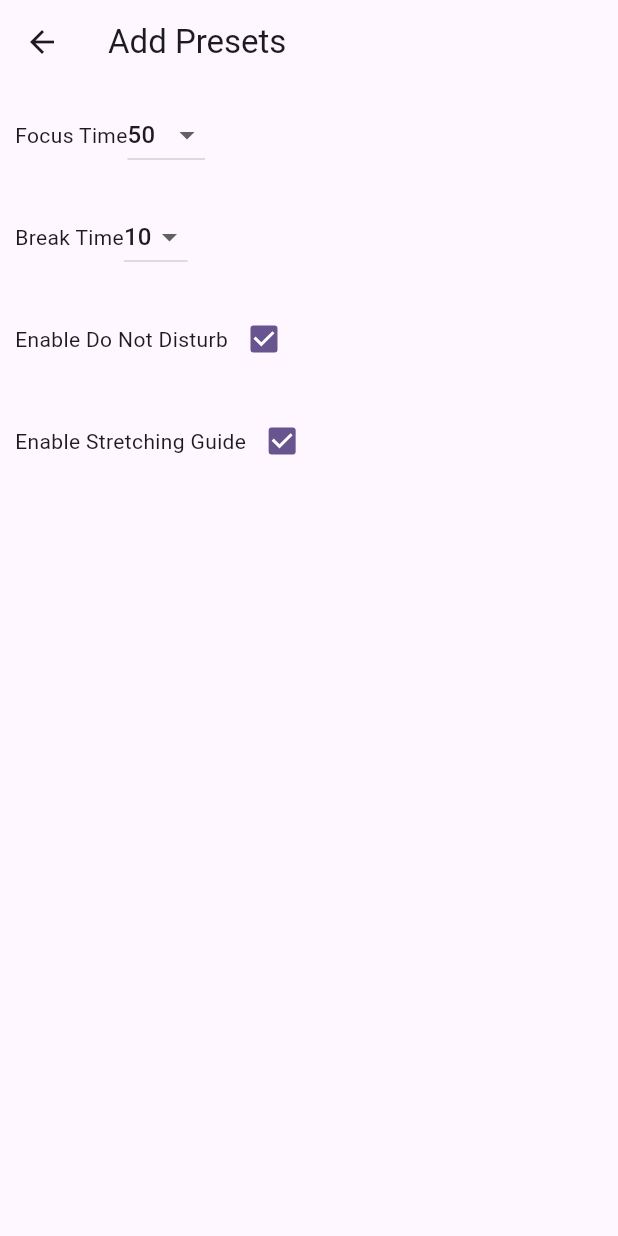
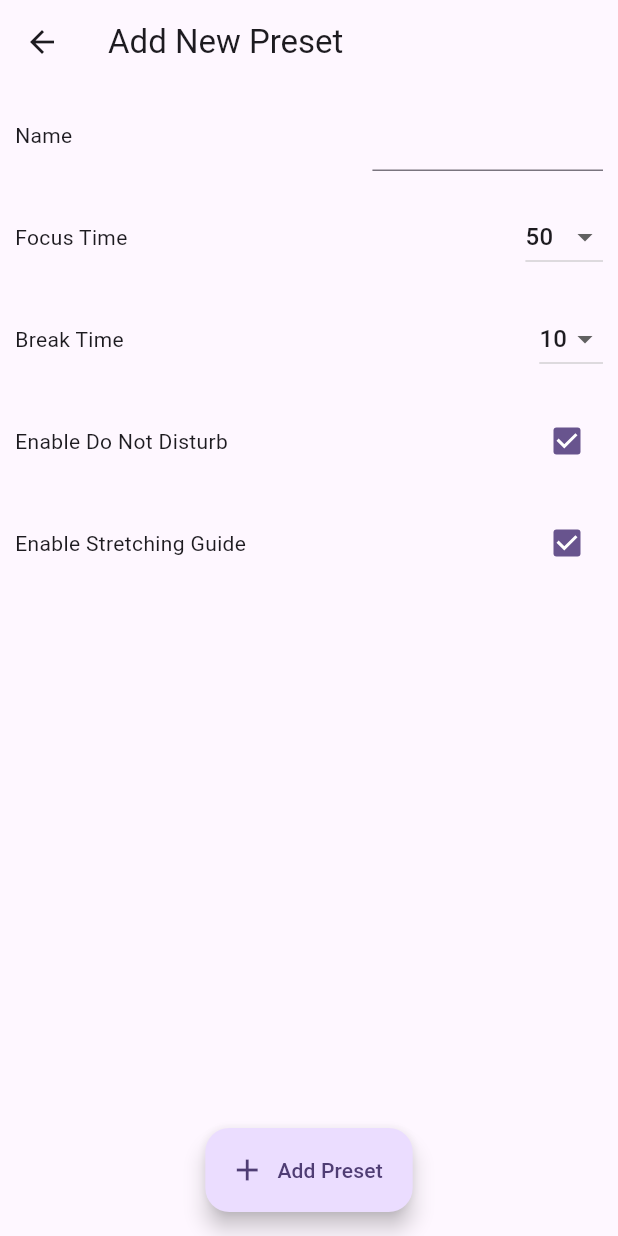
Before and after one commit to minjungw00/cau_mobile_computing, a Flutter app: the AddPresetPage screen opened directly, on a phone screen of 412 x 824 dp. Run offline on Flutter 3.47's test engine with Material 2 defaults, Android fonts, the phone set to English and light mode, and no system bars.

Commit message:
Implementation of saving presets

```diff
--- a/lib/providers/preset.dart
+++ b/lib/providers/preset.dart
@@ -1,66 +1,58 @@
 import 'dart:convert';
+import 'dart:io';
 import 'package:flutter/material.dart';
-import 'package:flutter/services.dart';
+import 'package:path_provider/path_provider.dart';
 
-class Preset {
-  int? id = 0;
-  String? name;
-  int? focusTime = 50;
-  int? breakTime = 10;
-  bool? doNotDisturb = true;
-  bool? getGuide = true;
+class PresetsProvider with ChangeNotifier {
+  int currentID = 0;
+  List<dynamic> _presets = [];
+  List<dynamic> get presets => _presets;
 
-  Preset(
-      {this.id,
-      this.name,
-      this.focusTime,
-      this.breakTime,
-      this.doNotDisturb,
-      this.getGuide});
-
-  Preset.origin() {
-    id = 0;
-    name = "Preset $id";
-    focusTime = 50;
-    breakTime = 10;
-    doNotDisturb = true;
-    getGuide = true;
+  PresetsProvider() {
+    readJson().then((data) {
+      _presets = data;
+      notifyListeners();
+    });
   }
 
-  factory Preset.fromJson(Map<String, dynamic> json) => Preset(
-      id: json["id"],
-      name: json["name"],
-      focusTime: json['focusTime'],
-      breakTime: json['breakTime'],
-      doNotDisturb: json['doNotDisturb'],
-      getGuide: json['getGuide']);
-
-  Map<String, dynamic> toJson() => {
-        'name': name,
-        'focusTime': focusTime,
-        'breakTime': breakTime,
-        'doNotDisturb': doNotDisturb,
-        'getGuide': getGuide
-      };
-}
-
-class PresetList with ChangeNotifier {
-  final List<Preset>? presets;
-  PresetList({this.presets});
-
-  factory PresetList.fromJson(String jsonString) {
-    List<dynamic> listFromJson = json.decode(jsonString);
-    List<Preset> presets = <Preset>[];
-
-    presets = listFromJson.map((preset) => Preset.fromJson(preset)).toList();
-    return PresetList(presets: presets);
+  Future<List<dynamic>> readJson() async {
+    try {
+      final file = await _localFile;
+      String contents = await file.readAsString();
+      return jsonDecode(contents);
+    } catch (e) {
+      return [];
+    }
   }
 
-  Future<void> getPreset() async {
-    final routeFromJsonFile =
-        await rootBundle.loadString('assets/json/presets.json');
-    List placeList =
-        PresetList.fromJson(routeFromJsonFile).presets ?? <Preset>[];
+  Future<void> writeJson(List<dynamic> presets) async {
+    final file = await _localFile;
+
+    await file.writeAsString(jsonEncode(presets));
+    _presets = presets;
     notifyListeners();
   }
+
+  Future<String> get _localPath async {
+    final directory = await getApplicationDocumentsDirectory();
+
+    return directory.path;
+  }
+
+  Future<File> get _localFile async {
+    final path = await _localPath;
+    return File('$path/data.json');
+  }
+
+  void savePreset(Map<String, dynamic> preset) {
+    _presets.add(preset);
+    notifyListeners();
+  }
+
+  void deletePreset(int id) {
+    _presets.removeWhere((item) => item['id'] == id);
+    notifyListeners();
+  }
+
+  void updateJson() {}
 }
--- a/lib/widgets/preset_page.dart
+++ b/lib/widgets/preset_page.dart
@@ -1,5 +1,6 @@
 import 'package:cau_mobile_computing/providers/preset.dart';
 import 'package:flutter/material.dart';
+import 'package:provider/provider.dart';
 
 class PresetPage extends StatefulWidget {
   const PresetPage({Key? key}) : super(key: key);
@@ -9,16 +10,49 @@ class PresetPage extends StatefulWidget {
 }
 
 class _PresetPage extends State<PresetPage> {
+  late PresetsProvider _presetsProvider;
+
+  List<Widget> presetList() {
+    List<Widget> childs = [];
+    for (Map<String, dynamic> preset in _presetsProvider.presets) {
+      childs.add(InkWell(
+        onTap: () {},
+        child: Column(
+          children: [
+            Container(
+              padding: const EdgeInsets.all(5.0),
+              child: Text(preset['name']),
+            ),
+            Column(
+              children: [
+                Text('Focus Time : ${preset['focusTime']}'),
+                Text('Break Time : ${preset['breakTime']}'),
+                Text(
+                    'Do Not Disturb : ${preset['doNotDisturb'] ? 'ON' : 'OFF'}'),
+                Text('Focus Time : ${preset['getGuide'] ? 'ON' : 'OFF'}'),
+              ],
+            ),
+          ],
+        ),
+      ));
+    }
+    return childs;
+  }
+
   @override
   Widget build(BuildContext context) {
+    _presetsProvider = Provider.of<PresetsProvider>(context);
     return Scaffold(
       appBar: AppBar(
         title: const Text('Presets'),
       ),
+      body: ListView(
+        children: presetList(),
+      ),
       floatingActionButton: FloatingActionButton.extended(
         icon: const Icon(Icons.add),
-        label: const Text('Add Preset'),
-        tooltip: 'Add Preset',
+        label: const Text('Add New Preset'),
+        tooltip: 'Add New Preset',
         onPressed: () {
           Navigator.push(
             context,
@@ -26,6 +60,7 @@ class _PresetPage extends State<PresetPage> {
           );
         },
       ),
+      floatingActionButtonLocation: FloatingActionButtonLocation.centerFloat,
     );
   }
 }
@@ -40,87 +75,135 @@ class AddPresetPage extends StatefulWidget {
 class _AddPressPageState extends State<AddPresetPage> {
   final focusTimeList = [5, 10, 15, 20, 25, 30, 40, 50, 60, 90, 120];
   final breakTimeList = [5, 10, 15, 20, 25, 30];
-  Preset preset = Preset.origin();
+  Map<String, dynamic> preset = {
+    'id': 0,
+    'name': 'Preset',
+    'focusTime': 50,
+    'breakTime': 10,
+    'doNotDisturb': true,
+    'getGuide': true
+  };
+  TextEditingController textController = TextEditingController();
+  String text = '';
+  late PresetsProvider _presetsProvider;
+
+  void addPreset() {
+    final id = _presetsProvider.presets.length;
+    if (text == '') text = 'Preset $id';
+    preset['name'] = text;
+    _presetsProvider.presets.add(preset);
+    _presetsProvider.writeJson(_presetsProvider.presets);
+  }
 
   @override
   Widget build(BuildContext context) {
+    _presetsProvider = Provider.of<PresetsProvider>(context);
     return Scaffold(
       appBar: AppBar(
-        title: const Text('Add Presets'),
+        title: const Text('Add New Preset'),
       ),
-      body: Center(
-          child: Column(
+      body: ListView(
         children: [
-          Padding(
+          Container(
               padding: const EdgeInsets.all(10.0),
               child: Row(
+                mainAxisAlignment: MainAxisAlignment.spaceBetween,
+                children: [
+                  const Padding(
+                    padding: EdgeInsets.fromLTRB(0.0, 0.0, 200.0, 0.0),
+                    child: Text("Name"),
+                  ),
+                  Expanded(
+                    child: TextField(
+                      controller: textController,
+                    ),
+                  ),
+                ],
+              )),
+          Container(
+              padding: const EdgeInsets.all(10.0),
+              child: Row(
+                mainAxisAlignment: MainAxisAlignment.spaceBetween,
                 children: [
                   const Text("Focus Time"),
                   DropdownButton(
-                    value: preset.focusTime,
+                    value: preset['focusTime'],
                     items: focusTimeList.map((value) {
                       return DropdownMenuItem(
                           value: value, child: Text(value.toString()));
                     }).toList(),
                     onChanged: (value) {
                       setState(() {
-                        preset.focusTime = value;
+                        preset['focusTime'] = value;
                       });
                     },
                   ),
                 ],
               )),
-          Padding(
+          Container(
               padding: const EdgeInsets.all(10.0),
               child: Row(
+                mainAxisAlignment: MainAxisAlignment.spaceBetween,
                 children: [
                   const Text("Break Time"),
                   DropdownButton(
-                    value: preset.breakTime,
+                    value: preset['breakTime'],
                     items: breakTimeList.map((value) {
                       return DropdownMenuItem(
                           value: value, child: Text(value.toString()));
                     }).toList(),
                     onChanged: (value) {
                       setState(() {
-                        preset.breakTime = value;
+                        preset['breakTime'] = value;
                       });
                     },
                   ),
                 ],
               )),
-          Padding(
+          Container(
               padding: const EdgeInsets.all(10.0),
               child: Row(
+                mainAxisAlignment: MainAxisAlignment.spaceBetween,
                 children: [
                   const Text("Enable Do Not Disturb"),
                   Checkbox(
-                    value: preset.doNotDisturb,
+                    value: preset['doNotDisturb'],
                     onChanged: (value) {
                       setState(() {
-                        preset.doNotDisturb = value;
+                        preset['doNotDisturb'] = value;
                       });
                     },
                   ),
                 ],
               )),
-          Padding(
+          Container(
               padding: const EdgeInsets.all(10.0),
               child: Row(
+                mainAxisAlignment: MainAxisAlignment.spaceBetween,
                 children: [
                   const Text("Enable Stretching Guide"),
                   Checkbox(
-                    value: preset.getGuide,
+                    value: preset['getGuide'],
                     onChanged: (value) {
                       setState(() {
-                        preset.getGuide = value;
+                        preset['getGuide'] = value;
                       });
                     },
                   ),
                 ],
               )),
         ],
-      )),
+      ),
+      floatingActionButton: FloatingActionButton.extended(
+        icon: const Icon(Icons.add),
+        label: const Text('Add Preset'),
+        tooltip: 'Add Preset',
+        onPressed: () {
+          addPreset();
+          Navigator.pop(context);
+        },
+      ),
+      floatingActionButtonLocation: FloatingActionButtonLocation.centerFloat,
     );
   }
 }
--- a/pubspec.yaml
+++ b/pubspec.yaml
@@ -10,6 +10,8 @@ dependencies:
   flutter:
     sdk: flutter
   flutter_provider: ^2.1.0
+  provider: ^6.0.5
+  path_provider: ^2.0.15
 
 dev_dependencies:
   flutter_test:
```
Also changed, not shown: lib/main.dart (+19 -7 lines), pubspec.lock, 1 other file.
